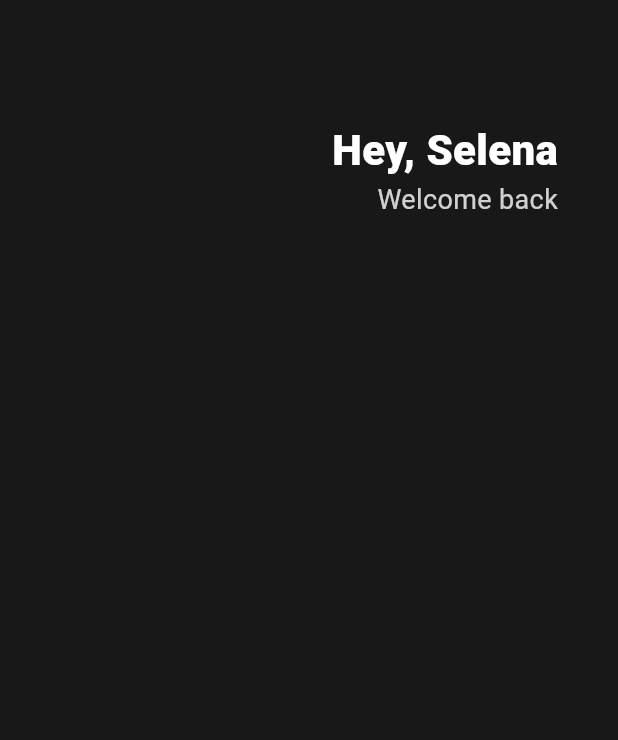
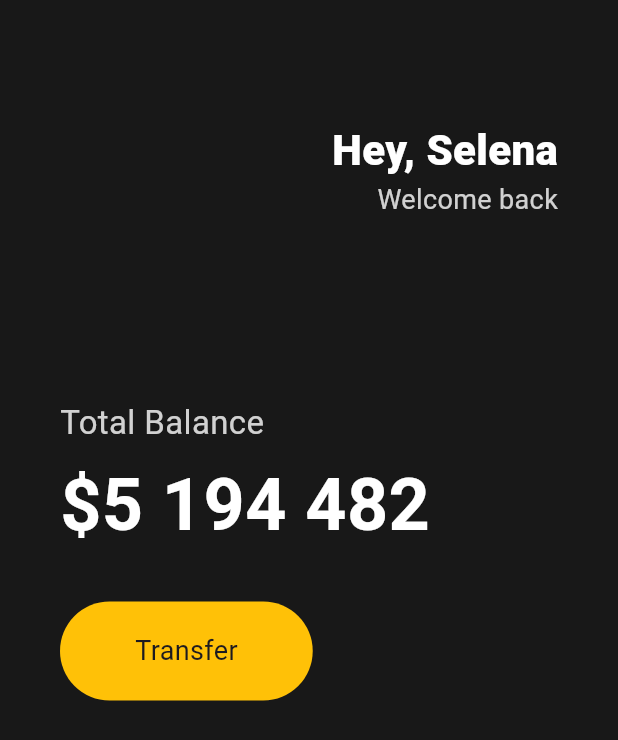
Before and after one commit to ganglike248/nomard_flutter_webtoon, a Flutter app: the screen it shows after launch, on a phone screen of 412 x 824 dp. Shown: the top 740 px of the screen. Run offline on Flutter 3.47's test engine with Material 3 defaults, Android fonts, the phone set to English and light mode, and no system bars.

Commit message:
3-2 완료

```diff
--- a/lib/main.dart
+++ b/lib/main.dart
@@ -17,8 +17,12 @@
         backgroundColor: Color(0xFF181818),
         body: Padding(
           // body에 패딩 주기 -> 가로 40
-          padding: EdgeInsets.symmetric(horizontal: 40),
+          padding: EdgeInsets.symmetric(
+            horizontal: 40,
+          ),
           child: Column(
+            // 왼쪽 정렬
+            crossAxisAlignment: CrossAxisAlignment.start,
             children: [
               // 최상단 공간 만들기
               SizedBox(
@@ -26,28 +30,78 @@
               ),
               // 가로 정렬
               Row(
-                // 오른쪽 끝으로 요소 이동
+                // 오른쪽 끝으로 요소 이동(row(수평)의 메인 방향 => 가로)
                 mainAxisAlignment: MainAxisAlignment.end,
                 children: [
                   // 세로 정렬
                   Column(
-                    // 오른쪽 끝으로 정렬
+                    // 오른쪽 끝으로 정렬(column(수직)의 크로스 방향 => 가로)
                     crossAxisAlignment: CrossAxisAlignment.end,
                     children: [
                       Text(
                         'Hey, Selena',
                         style: TextStyle(
-                            color: Colors.white,
-                            fontSize: 28,
-                            fontWeight: FontWeight.w800),
+                          color: Colors.white,
+                          fontSize: 28,
+                          fontWeight: FontWeight.w800,
+                        ),
                       ),
                       Text(
                         'Welcome back',
                         style: TextStyle(
-                            color: Colors.white.withOpacity(0.8), fontSize: 18),
-                        // withOpacity는 투명도 조절
+                          // withOpacity는 투명도 조절
+                          color: Colors.white.withOpacity(0.8),
+                          fontSize: 18,
+                        ),
                       )
                     ],
+                  )
+                ],
+              ),
+              SizedBox(
+                height: 120,
+              ),
+              Text(
+                'Total Balance',
+                style: TextStyle(
+                  fontSize: 22,
+                  color: Colors.white.withOpacity(0.8),
+                ),
+              ),
+              SizedBox(
+                height: 5,
+              ),
+              Text(
+                // '\' 사용함으로써 이 $는 변수가 아님을 명시
+                '\$5 194 482',
+                style: TextStyle(
+                  fontSize: 48,
+                  fontWeight: FontWeight.w600,
+                  color: Colors.white,
+                ),
+              ),
+              SizedBox(
+                height: 30,
+              ),
+              Row(
+                children: [
+                  Container(
+                    decoration: BoxDecoration(
+                      color: Colors.amber,
+                      borderRadius: BorderRadius.circular(45),
+                    ),
+                    child: Padding(
+                      padding: EdgeInsets.symmetric(
+                        vertical: 20,
+                        horizontal: 50,
+                      ),
+                      child: Text(
+                        'Transfer',
+                        style: TextStyle(
+                          fontSize: 18,
+                        ),
+                      ),
+                    ),
                   )
                 ],
               )
```
